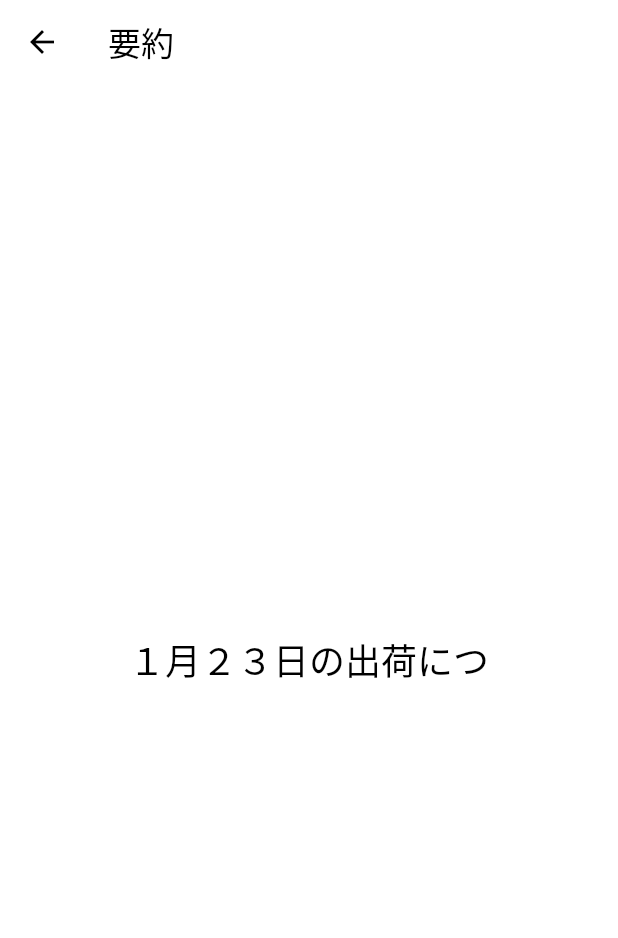
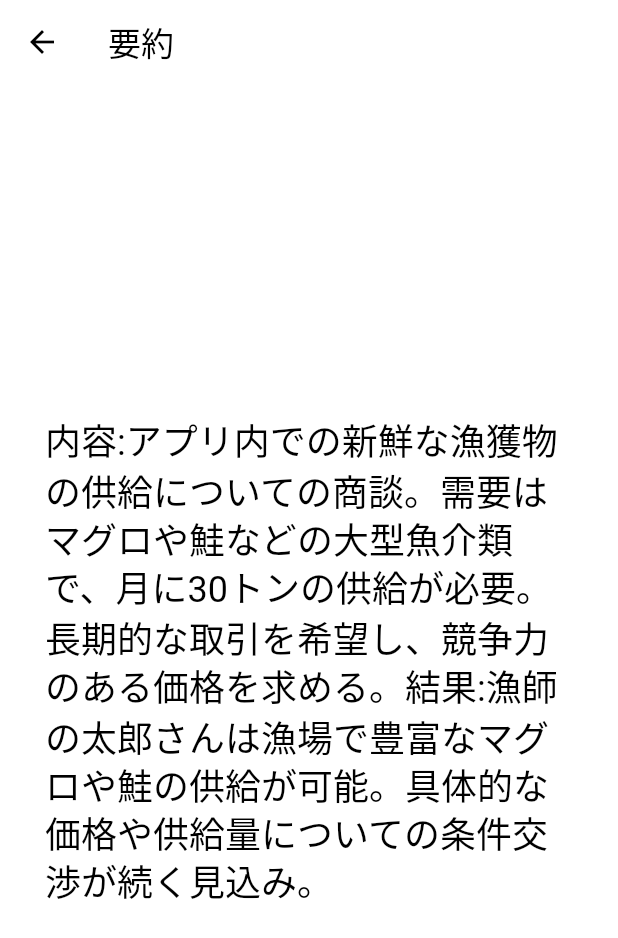
Before and after one commit to Takkesan/Poseidon, a Flutter app: the screen it shows after launch, after a tap on "１月２３日の出荷について", on a phone screen of 412 x 824 dp. Shown: the top 938 px of the screen. Run offline on Flutter 3.47's test engine with Material 3 defaults, Android fonts, the phone set to English and light mode, and no system bars; our stand-ins replace loading_animation_widget.

Commit message:
Add demo data

```diff
--- a/lib/main.dart
+++ b/lib/main.dart
@@ -1,30 +1,75 @@
 import 'package:flutter/material.dart';
+import 'package:loading_animation_widget/loading_animation_widget.dart';
+
 
 void main() {
-  runApp(MyApp());
+  runApp(MaterialApp(home: MyApp()));
 }
 class MyApp extends StatefulWidget {
   @override
   _MyAppState createState() => _MyAppState();
 }
 
+class Content {
+  String title;
+  String content;
+
+  Content(this.title, this.content);
+}
+
 class _MyAppState extends State<MyApp> {
-  var titles = [
-    '１月２３日の出荷について','値下げについて','日程の変更について',
+  var contents = [
+    Content('１月２３日の出荷について', '''内容:アプリ内での新鮮な漁獲物の供給についての商談。需要はマグロや鮭などの大型魚介類で、月に30トンの供給が必要。長期的な取引を希望し、競争力のある価格を求める。結果:漁師の太郎さんは漁場で豊富なマグロや鮭の供給が可能。具体的な価格や供給量についての条件交渉が続く見込み。'''),
+
+    Content('値下げについて', '''
+内容:
+製品価格の見直しについて協議中。
+市場の競争が激化しており、顧客からのニーズに応えるために価格を見直す必要がある。
+具体的な値下げ幅やタイミングについての提案を行っていく予定。
+'''),
+    Content('日程の変更について', '''
+内容:
+イベントの日程変更に関するお知らせ。
+予定していた日程に重なる他のイベントのため、開催日を変更することとなりました。
+参加者の皆様にはご迷惑をおかけしますが、何卒ご理解いただけますようお願い申し上げます。
+新しい日程については追ってお知らせいたします。
+'''),
   ];
 
+
   void _startRecording() {
+    print("録音を開始しました");
+    var size = MediaQuery.of(context).size;
+    var dotsSize = size.width / 5;
+
+
     showDialog(
       context: context,
       builder: (BuildContext context) {
         return AlertDialog(
-          title: Text('録音中'),
-          content: Text('録音を開始しました。'),
+          title: Text('録音中',style: TextStyle(color: Colors.redAccent),),
+          content: Container(
+            height: size.height / 7, // Set the height of the dialog content
+            child: Center(
+              child: LoadingAnimationWidget.stretchedDots(
+                color: Colors.redAccent,
+                size: dotsSize,
+              ),
+            ),
+          ),
+          actions: [
+            ElevatedButton(
+              child: Text('録音を終了'),
+              onPressed: () {
+                Navigator.of(context).pop();
+              },
+            ),
+          ],
         );
       },
     );
-    // ここに録音を開始するコードを書く
   }
+
   @override
   Widget build(BuildContext context) {
     return MaterialApp(
@@ -36,7 +81,7 @@ class _MyAppState extends State<MyApp> {
         appBar: AppBar(
 
         ),
-        body: VoiceList(titles),
+        body: VoiceList(contents),
         floatingActionButton: Container(
           margin: EdgeInsets.only(bottom: 16.0),
           child: FloatingActionButton.extended(
@@ -53,28 +98,28 @@ class _MyAppState extends State<MyApp> {
 }
 
 class VoiceList extends StatelessWidget {
-  final List<String> titles;
+  final List<Content> contents;
 
-  VoiceList(this.titles);
+  VoiceList(this.contents);
 
   @override
   Widget build(BuildContext context) {
     return ListView.builder(
-      itemCount: titles.length,
+      itemCount: contents.length,
       itemBuilder: (context, index) {
         return Card(
           margin: EdgeInsets.all(8.0),
           child: ListTile(
             title: Container(
               padding: EdgeInsets.symmetric(vertical: 30),
-              child: Text(titles[index],
+              child: Text(contents[index].title,
                 style: Theme.of(context).textTheme.headlineMedium,
               ),
             ),
             onTap: () {
               Navigator.push(
                 context,
-                MaterialPageRoute(builder: (context) => NewPage()),
+                MaterialPageRoute(builder: (context) => NewPage(content: contents[index].content),),
               );
             },
           ),
@@ -85,7 +130,8 @@ class VoiceList extends StatelessWidget {
 }
 
 class NewPage extends StatelessWidget {
-  var content = '１月２３日の出荷につ';
+  String content;
+  NewPage({this.content = '要約'});
 
   @override
   Widget build(BuildContext context) {
@@ -93,10 +139,13 @@ class NewPage extends StatelessWidget {
       appBar: AppBar(
         title: Text('要約'),
       ),
-      body: Center(
-        child: Text(content,
-          style: Theme.of(context).textTheme.headlineSmall,
-      ),),
+      body: Padding(
+        padding: const EdgeInsets.all(30.0),
+        child: Center(
+          child: Text(content,
+            style: Theme.of(context).textTheme.headlineSmall,
+        ),),
+      ),
     );
   }
 }
--- a/pubspec.yaml
+++ b/pubspec.yaml
@@ -35,6 +35,7 @@ dependencies:
   # The following adds the Cupertino Icons font to your application.
   # Use with the CupertinoIcons class for iOS style icons.
   cupertino_icons: ^1.0.2
+  loading_animation_widget: ^1.2.0+4
 
 dev_dependencies:
   flutter_test:
```
Also changed, not shown: pubspec.lock.
